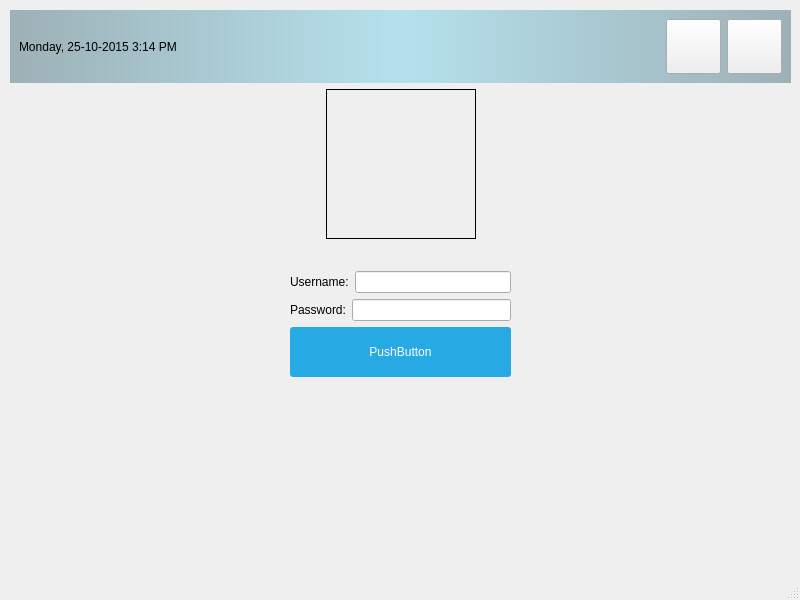
First picture: the form in LoginPage/mainwindow.ui, repository dlee67/FifthPracticeBucket, before the edit.
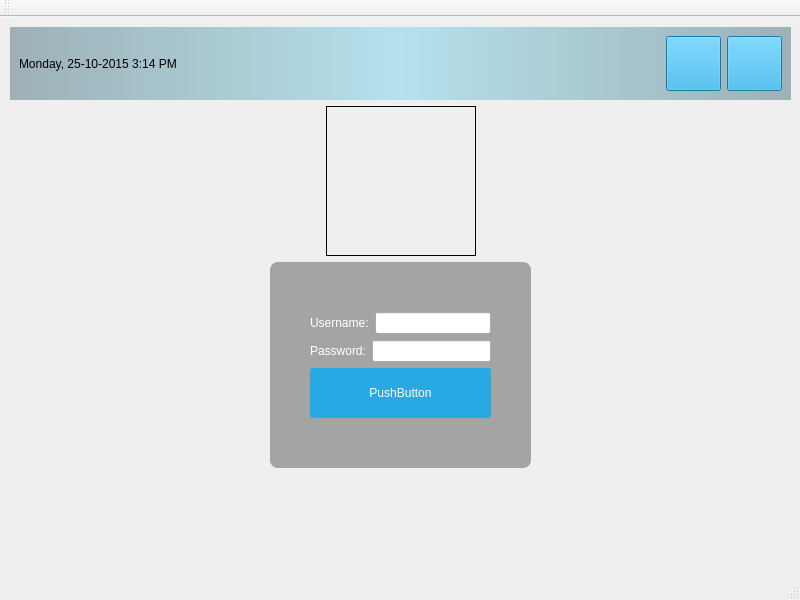
Second picture: the form after the edit.

Diff of the .ui file:
```diff
--- a/LoginPage/mainwindow.ui
+++ b/LoginPage/mainwindow.ui
@@ -13,9 +13,14 @@
   <property name="windowTitle">
    <string>MainWindow</string>
   </property>
+  <property name="styleSheet">
+   <string notr="true">QMainWindow#centralWidget { 
+	background: rgba(32, 80, 96, 100); 
+}</string>
+  </property>
   <widget class="QWidget" name="centralwidget">
    <property name="styleSheet">
-    <string notr="true">#centralWidget { background: rgba(32, 80, 96, 100); }</string>
+    <string notr="true"/>
    </property>
    <widget class="QWidget" name="verticalLayoutWidget">
     <property name="geometry">
@@ -56,26 +61,41 @@
          </spacer>
         </item>
         <item>
-         <widget class="QPushButton" name="pushButton_2">
+         <widget class="QPushButton" name="restart">
           <property name="minimumSize">
            <size>
             <width>55</width>
             <height>55</height>
            </size>
           </property>
+          <property name="styleSheet">
+           <string notr="true">QPushButton#restart {
+	background-color: #27a9e3;
+}
+
+QPushButton:hover { background-color: #66c011; }
+</string>
+          </property>
           <property name="text">
            <string/>
           </property>
          </widget>
         </item>
         <item>
-         <widget class="QPushButton" name="pushButton">
+         <widget class="QPushButton" name="power">
           <property name="minimumSize">
            <size>
             <width>55</width>
             <height>55</height>
            </size>
           </property>
+          <property name="styleSheet">
+           <string notr="true">QPushButton#power {
+	background-color: #27a9e3;
+}
+
+QPushButton:hover { background-color: #66c011; }</string>
+          </property>
           <property name="text">
            <string/>
           </property>
@@ -141,10 +161,10 @@
      <item>
       <layout class="QHBoxLayout" name="horizontalLayout_4">
        <property name="topMargin">
-        <number>25</number>
+        <number>0</number>
        </property>
        <property name="bottomMargin">
-        <number>25</number>
+        <number>0</number>
        </property>
        <item>
         <spacer name="horizontalSpacer_4">
@@ -160,7 +180,13 @@
         </spacer>
        </item>
        <item>
-        <widget class="QWidget" name="verticalWidget_3" native="true">
+        <widget class="QWidget" name="loginForm" native="true">
+         <property name="minimumSize">
+          <size>
+           <width>0</width>
+           <height>0</height>
+          </size>
+         </property>
          <property name="styleSheet">
           <string notr="true">QWidget#loginForm { 
 	background: rgba(0, 0, 0, 80);	
@@ -169,16 +195,16 @@
          </property>
          <layout class="QVBoxLayout" name="verticalLayout_3">
           <property name="leftMargin">
-           <number>20</number>
+           <number>40</number>
           </property>
           <property name="topMargin">
-           <number>1</number>
+           <number>50</number>
           </property>
           <property name="rightMargin">
-           <number>20</number>
+           <number>40</number>
           </property>
           <property name="bottomMargin">
-           <number>1</number>
+           <number>50</number>
           </property>
           <item>
            <layout class="QHBoxLayout" name="horizontalLayout_5">
@@ -192,7 +218,12 @@
              <number>0</number>
             </property>
             <item>
-             <widget class="QLabel" name="label">
+             <widget class="QLabel" name="userName">
+              <property name="styleSheet">
+               <string notr="true">QLabel#userName {
+	color: white;
+}</string>
+              </property>
               <property name="text">
                <string>Username:</string>
               </property>
@@ -218,7 +249,15 @@
              <number>0</number>
             </property>
             <item>
-             <widget class="QLabel" name="label_2">
+             <widget class="QLabel" name="password">
+              <property name="autoFillBackground">
+               <bool>false</bool>
+              </property>
+              <property name="styleSheet">
+               <string notr="true">QLabel#password {
+	color: white;
+}</string>
+              </property>
               <property name="text">
                <string>Password:</string>
               </property>
@@ -299,6 +338,17 @@
     </rect>
    </property>
   </widget>
+  <widget class="QToolBar" name="toolBar">
+   <property name="windowTitle">
+    <string>toolBar</string>
+   </property>
+   <attribute name="toolBarArea">
+    <enum>TopToolBarArea</enum>
+   </attribute>
+   <attribute name="toolBarBreak">
+    <bool>false</bool>
+   </attribute>
+  </widget>
  </widget>
  <resources/>
  <connections/>
```
